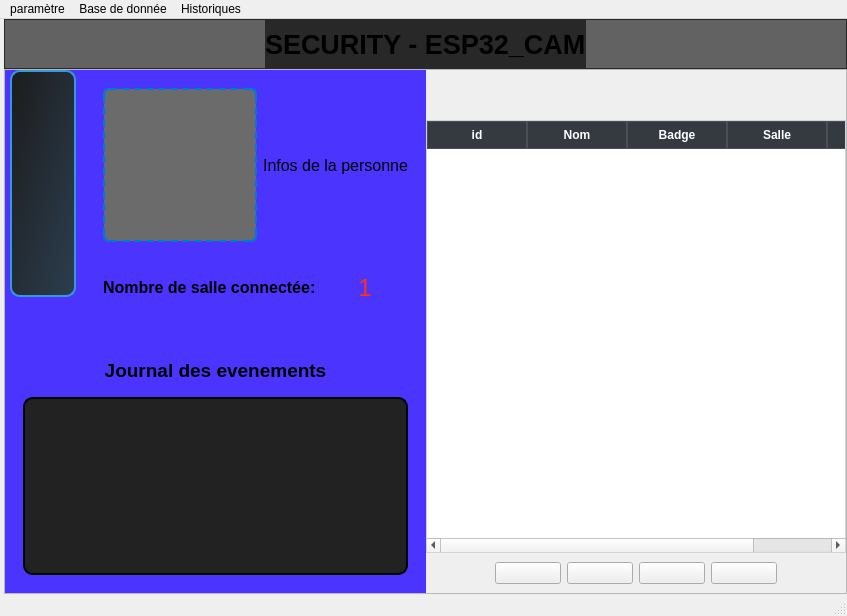
Qt form gui/main_windows.ui (SamKader/soft_esp) before a commit.
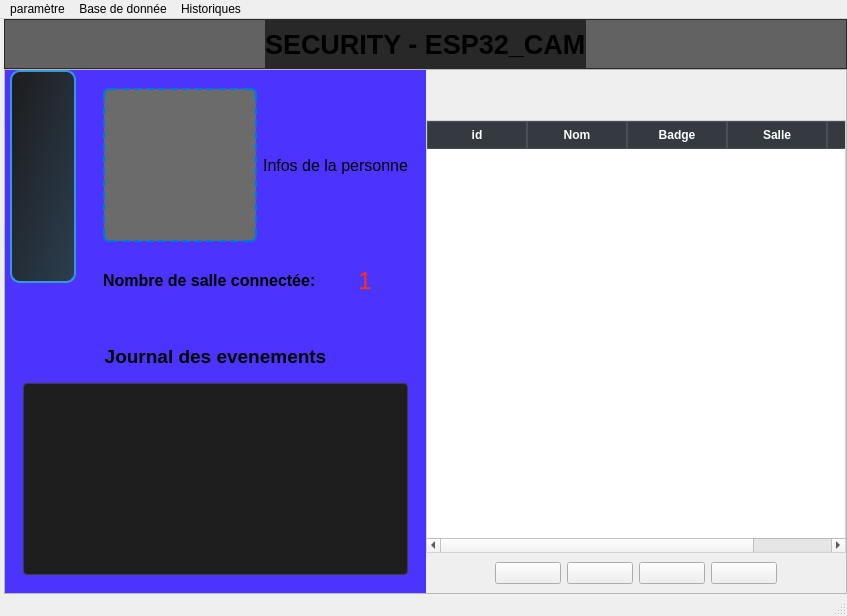
The same form after that commit. Icons and pictures are not drawn.

The edit to the form file:
```diff
--- a/gui/main_windows.ui
+++ b/gui/main_windows.ui
@@ -456,28 +456,20 @@
                     <number>0</number>
                    </property>
                    <item>
-                    <widget class="QLabel" name="label_2">
-                     <property name="sizePolicy">
-                      <sizepolicy hsizetype="Expanding" vsizetype="Expanding">
-                       <horstretch>0</horstretch>
-                       <verstretch>0</verstretch>
-                      </sizepolicy>
-                     </property>
+                    <widget class="QTextEdit" name="log_text">
                      <property name="styleSheet">
-                      <string notr="true">QLabel {
-	
-	background-color: rgb(34, 34, 34);
-    background-repeat: no-repeat;
-    background-position: center;
-    border: 2px solid #000; /* Bordure noire */
-    border-radius: 10px; /* Coins arrondis */
-    /*background-color: #f0f0f0; /* Couleur de fond si l'image est transparente */
-}
+                      <string notr="true">
+    QTextEdit {
+        background-color: #1e1e1e;
+        color: #d4d4d4;
+        font-family: Consolas, monospace;
+        font-size: 10pt;
+        border: 1px solid #3c3c3c;
+        border-radius: 4px;
+        padding: 5px;
+    }
 </string>
                      </property>
-                     <property name="text">
-                      <string/>
-                     </property>
                     </widget>
                    </item>
                   </layout>
```
